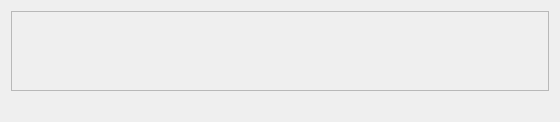
Before: the Qt Designer form razorqt-appswitcher/src/appswitcher.ui in Razor-qt/razor-qt, drawn with Qt 5.
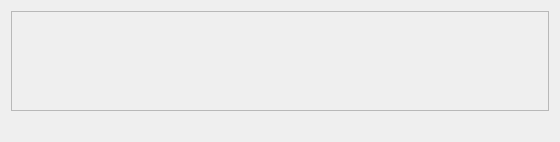
After: the same form once the commit is applied.

Commit message: fixed #24 appswitcher: configuration

What changed in the file:
```diff
--- a/razorqt-appswitcher/src/appswitcher.ui
+++ b/razorqt-appswitcher/src/appswitcher.ui
@@ -7,7 +7,7 @@
     <x>0</x>
     <y>0</y>
     <width>560</width>
-    <height>109</height>
+    <height>138</height>
    </rect>
   </property>
   <property name="windowTitle">
@@ -19,13 +19,13 @@
      <property name="minimumSize">
       <size>
        <width>0</width>
-       <height>80</height>
+       <height>100</height>
       </size>
      </property>
      <property name="maximumSize">
       <size>
        <width>16777215</width>
-       <height>80</height>
+       <height>100</height>
       </size>
      </property>
      <property name="focusPolicy">
@@ -39,8 +39,8 @@
        <rect>
         <x>0</x>
         <y>0</y>
-        <width>546</width>
-        <height>74</height>
+        <width>538</width>
+        <height>96</height>
        </rect>
       </property>
      </widget>
```
The commit also changes 3 other files.
